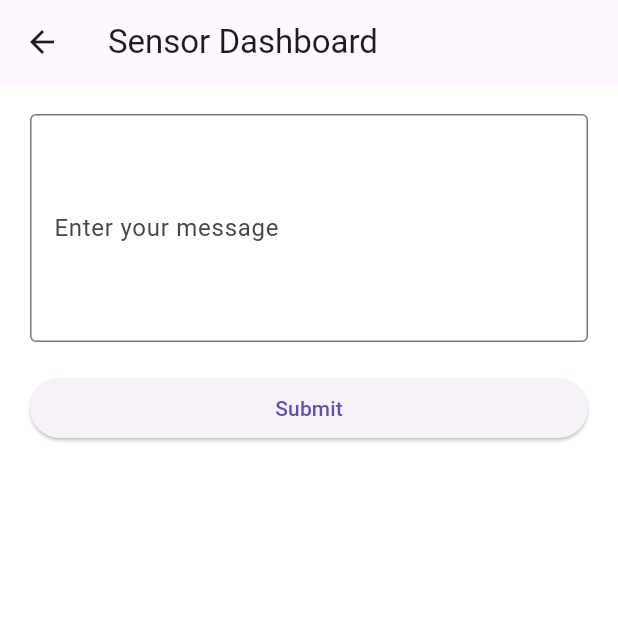
After one commit to MichaelXcX/NoiBemSpargemPahare, a Flutter app: the AlertPage screen opened directly, on a phone screen of 412 x 824 dp, the top half of it. The commit adds this screen. Run offline on Flutter 3.47's test engine with Material 3 defaults, Android fonts, the phone set to English and light mode, and no system bars; our stand-ins replace geolocator, permission_handler, sensors_plus, socket_io_client; missing offline and left inert: flutter_background_service, flutter_background_service_android.

Commit message:
finished mobile

```diff
--- /dev/null
+++ b/user/mobile/lib/pages/alert_page.dart
@@ -0,0 +1,71 @@
+ import 'dart:async';
+import 'package:flutter/material.dart';
+import 'package:sensors_plus/sensors_plus.dart';
+import 'package:http/http.dart' as http;
+import 'package:flutter_background_service/flutter_background_service.dart';
+import 'background_service.dart';
+import 'package:socket_io_client/socket_io_client.dart' as io;
+
+class AlertPage extends StatefulWidget {
+  @override
+  _AlertPageState createState() => _AlertPageState();
+}
+
+class _AlertPageState extends State<AlertPage> {
+  String serverURL = "10.41.157.158:3000";
+
+  Future<void> sendEmailAlert(String message) async {
+    try {
+      final response = await http.post(
+        Uri.parse("http://$serverURL/api/notifiers/warn"),
+        body: {"phone": "0774466973"},
+      );
+      print("Response: ${response.statusCode} - ${response.body}");
+    } catch (e) {
+      print("Error sending email alert: $e");
+    }
+  }
+
+  @override
+  void dispose() {
+    super.dispose();
+  }
+
+  @override
+  Widget build(BuildContext context) {
+    return Scaffold(
+      backgroundColor:  Colors.white,
+      appBar: AppBar(
+        title: Text('Sensor Dashboard'),
+        leading: IconButton(
+          icon: Icon(Icons.arrow_back),
+          onPressed: () => Navigator.pop(context),
+        ),
+      ),
+      body: SingleChildScrollView(
+        child: Padding(
+          padding: const EdgeInsets.all(20.0),
+          child: Column(
+            crossAxisAlignment: CrossAxisAlignment.stretch,
+            children: [
+              TextField(
+                maxLines: 5,
+                decoration: InputDecoration(
+                  border: OutlineInputBorder(),
+                  labelText: 'Enter your message',
+                ),
+              ),
+              SizedBox(height: 20),
+              ElevatedButton(
+                onPressed: () {
+                  // Add your button logic here
+                },
+                child: Text('Submit'),
+              ),
+            ],
+          ),
+        ),
+      ),
+    );
+  }
+}
```
Also changed, not shown: user/mobile/lib/main.dart (+71 -2 lines), user/mobile/lib/pages/aux.dart (added, +51 -0 lines), user/mobile/lib/pages/background_service.dart (added, +73 -0 lines), user/mobile/lib/pages/sensor_page.dart (+118 -8 lines), user/mobile/pubspec.yaml (+8 -0 lines), user/mobile/pubspec.lock, 7 other files.
